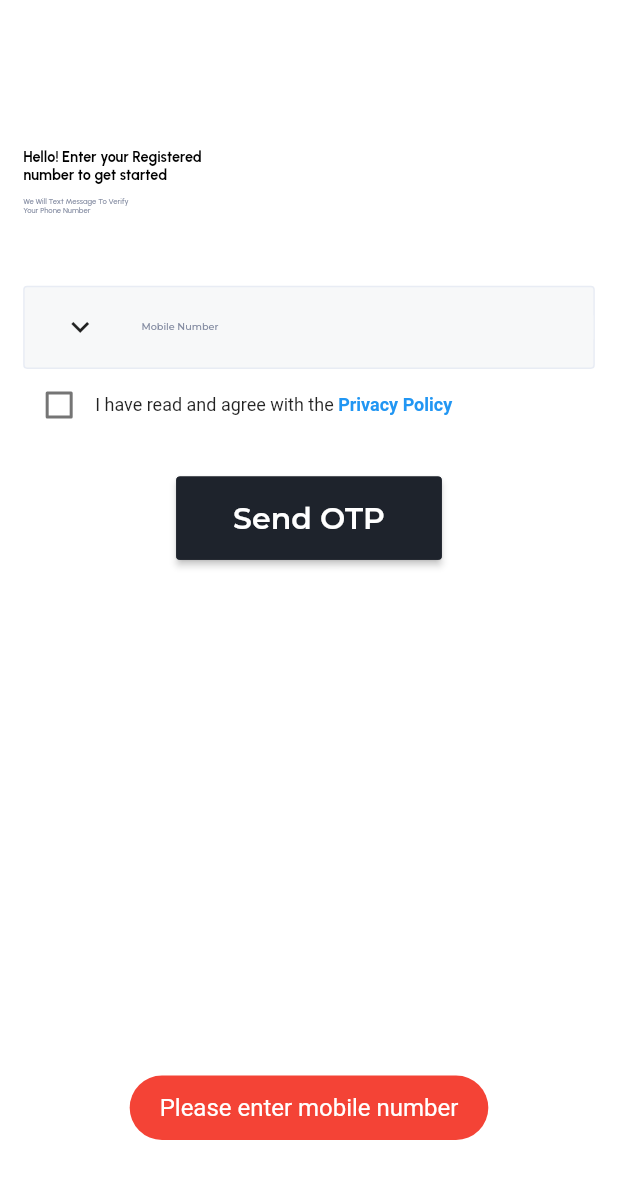
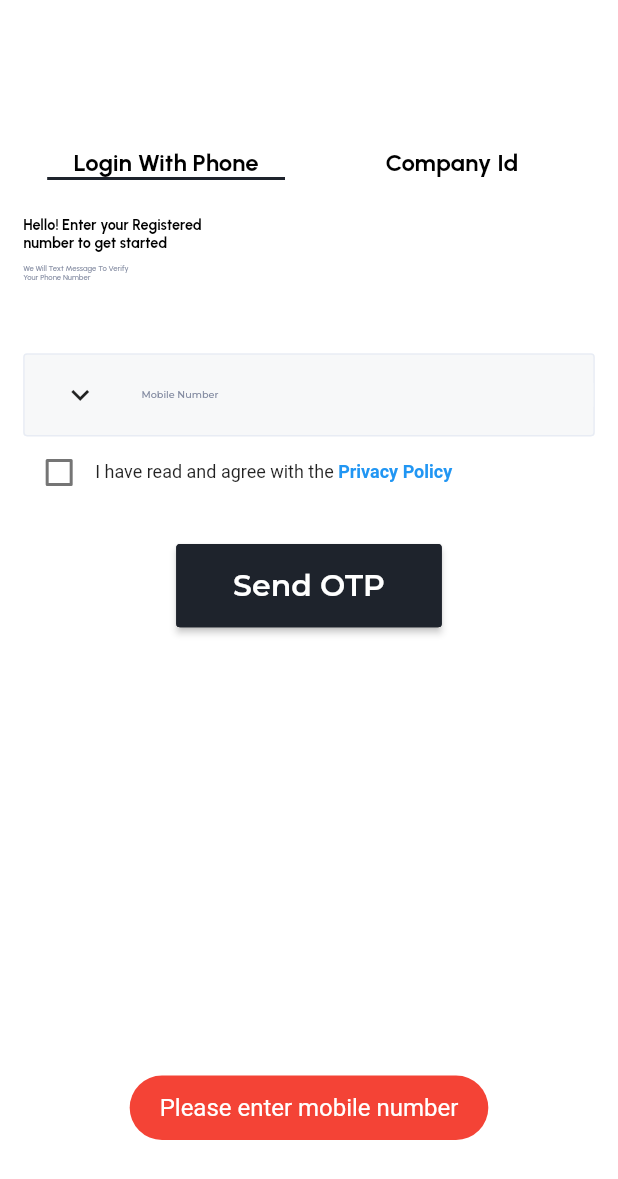
Before and after one commit to surixon/AiDefenderTablet, a Flutter app: the LoginView screen opened by its route, after a tap on "Send OTP", on a phone screen of 412 x 824 dp. Shown: the top 1179 px of the screen. Run offline on Flutter 3.47's test engine with Material 3 defaults, Android fonts, the phone set to English and light mode, and no system bars; drawn by our look-alikes of country_code_picker; our stand-ins replace cached_network_image, cloud_firestore, cloud_functions, device_info_plus, dio, easy_localization and 16 more; missing offline and left inert: cron, dart_ping_ios, lan_scanner, network_info_plus, network_tools, wifi_iot and 1 more; accounts and stored records are empty; project files that could hold a hidden picture were left out.

Commit message:
multi device login

```diff
--- a/assets/translations/en.json
+++ b/assets/translations/en.json
@@ -1,3 +1,7 @@
 {
-  "wifi": "WiFi"
+  "wifi": "WiFi",
+  "login_with": "Login With",
+  "login_with_phone": "Login With Phone",
+  "or": "or",
+  "company_id": "Company Id"
 }
--- a/lib/helpers/shared_pref.dart
+++ b/lib/helpers/shared_pref.dart
@@ -6,6 +6,7 @@ class SharedPref{
   static const dark="dark";
   static const light="light";
   static const isLoggedIn='isLoggedIn';
+  static const userId='userId';
   static const passwordLessEmail="passwordLessEmail";
   static const fcmToken="fcmToken";
   static const user="user";
--- a/lib/locator.dart
+++ b/lib/locator.dart
@@ -4,7 +4,6 @@ import 'package:ai_defender_tablet/provider/dashboard_provider.dart';
 import 'package:ai_defender_tablet/provider/download_app_provider.dart';
 import 'package:ai_defender_tablet/provider/login_provider.dart';
 import 'package:ai_defender_tablet/provider/otp_provider.dart';
-import 'package:ai_defender_tablet/provider/select_company_id_provider.dart';
 import 'package:ai_defender_tablet/provider/settings_provider.dart';
 import 'package:ai_defender_tablet/provider/wifi_provider.dart';
 import 'package:ai_defender_tablet/services/api_class.dart';
@@ -23,7 +22,6 @@ void setupLocator() {
   locator.registerFactory(() => SettingsProvider());
   locator.registerFactory(() => DownloadAppProvider());
   locator.registerFactory(() => AddLocationProvider());
-  locator.registerFactory(() => SelectCompanyIdProvider());
 
   locator.registerLazySingleton(() => Api());
   locator.registerLazySingleton<Dio>(() {
--- a/lib/main.dart
+++ b/lib/main.dart
@@ -4,6 +4,7 @@ import 'package:ai_defender_tablet/provider/loading_provider.dart';
 import 'package:ai_defender_tablet/provider/theme_provider.dart';
 import 'package:ai_defender_tablet/routes.dart';
 import 'package:ai_defender_tablet/theme/theme_color.dart';
+import 'package:cloud_functions/cloud_functions.dart';
 import 'package:dart_ping_ios/dart_ping_ios.dart';
 import 'package:easy_localization/easy_localization.dart';
 import 'package:firebase_core/firebase_core.dart';
@@ -32,12 +33,9 @@ Future<void> main() async {
   final appDocDirectory = await getApplicationDocumentsDirectory();
   await configureNetworkTools(appDocDirectory.path, enableDebugging: true);
 
-  if (Platform.isAndroid) {
+
     await Firebase.initializeApp(
         options: DefaultFirebaseOptions.currentPlatform);
-  } else {
-    await Firebase.initializeApp();
-  }
 
   await EasyLocalization.ensureInitialized();
   SharedPref.prefs = await SharedPreferences.getInstance();
--- a/lib/provider/select_company_id_provider.dart
+++ /dev/null
@@ -1,5 +0,0 @@
-import 'package:ai_defender_tablet/provider/base_provider.dart';
-
-class SelectCompanyIdProvider extends BaseProvider{
-
-}
--- a/lib/routes.dart
+++ b/lib/routes.dart
@@ -5,7 +5,6 @@ import 'package:ai_defender_tablet/view/dashboard_view.dart';
 import 'package:ai_defender_tablet/view/downalod_app_view.dart';
 import 'package:ai_defender_tablet/view/login_view.dart';
 import 'package:ai_defender_tablet/view/otp_view.dart';
-import 'package:ai_defender_tablet/view/select_company_id_view.dart';
 import 'package:ai_defender_tablet/view/settings_view.dart';
 import 'package:ai_defender_tablet/view/splash_view.dart';
 import 'package:ai_defender_tablet/view/wifi_view.dart';
@@ -84,13 +83,6 @@ final router = GoRouter(
       },
     ),
     GoRoute(
-      path: AppPaths.selectCompanyId,
-      name: AppPaths.selectCompanyId,
-      pageBuilder: (context, state) {
-        return const MaterialPage(child: SelectCompanyIdView());
-      },
-    ),
-    GoRoute(
       path: AppPaths.addLocationView,
       name: AppPaths.addLocationView,
       pageBuilder: (context, state) {
@@ -136,5 +128,4 @@ class AppPaths {
   static const bluetooth = '/bluetooth';
   static const addLocationView = '/addLocationView';
   static const locations = '/locations';
-  static const selectCompanyId = '/selectCompanyId';
 }
--- a/lib/services/api_class.dart
+++ b/lib/services/api_class.dart
@@ -65,13 +65,12 @@ class Api {
 
   Future<bool> sendEmail() async {
     try {
-
       dio.options.headers["Content-Type"] = ApiConstants.applicationJson;
       var response = await dio.post(ApiConstants.sendEmail, data: {
         'toEmail': 'hpsolver@gmail.com',
         'subject': 'Hello from Flutter!',
         'message': 'This is a plain text body',
-        'html': 'This is the HTML body',
+        'html': '<p><strong>John Doe</strong> asked: How do I reset my password?</p>',
       });
 
       if (response.statusCode == 200) {
--- a/lib/view/account_reinstate_view.dart
+++ b/lib/view/account_reinstate_view.dart
@@ -13,9 +13,9 @@ import 'base_view.dart';
 
 class AccountReInstateView extends StatefulWidget {
   final UserModel? model;
-  final String fcmToken;
 
-  const AccountReInstateView(this.model, this.fcmToken, {Key? key})
+
+  const AccountReInstateView(this.model, {Key? key})
       : super(key: key);
 
   @override
@@ -78,7 +78,7 @@ class AccountReInstateViewState extends State<AccountReInstateView> {
                                     title: 'Reinstate Account',
                                     onPressed: () async {
                                       await provider.navigateToHome(context,
-                                          widget.model!, widget.fcmToken);
+                                          widget.model!);
                                     },
                                     radius: 8.r,
                                   ),
--- a/lib/view/login_view.dart
+++ b/lib/view/login_view.dart
@@ -1,10 +1,12 @@
 import 'package:ai_defender_tablet/constants/colors_constants.dart';
+import 'package:ai_defender_tablet/constants/dimensions_constants.dart';
 import 'package:ai_defender_tablet/enums/viewstate.dart';
 import 'package:ai_defender_tablet/helpers/common_function.dart';
 import 'package:ai_defender_tablet/helpers/decoration.dart';
 import 'package:ai_defender_tablet/provider/login_provider.dart';
 import 'package:ai_defender_tablet/widgets/primary_button.dart';
 import 'package:country_code_picker/country_code_picker.dart';
+import 'package:easy_localization/easy_localization.dart';
 import 'package:flutter/gestures.dart';
 import 'package:flutter/material.dart';
 import 'package:flutter_screenutil/flutter_screenutil.dart';
@@ -24,6 +26,7 @@ class LoginView extends StatefulWidget {
 
 class LoginViewState extends State<LoginView> {
   final _phoneController = TextEditingController();
+  final _companyIdController = TextEditingController(text: "CsejjKrnY1dkKjxOMQ6rBGYkJvp1");
 
   @override
   Widget build(BuildContext context) {
@@ -32,124 +35,41 @@ class LoginViewState extends State<LoginView> {
               onTap: () {
                 KeyboardHelper.hideKeyboard(context);
               },
+              child: DefaultTabController(
+                length: 2,
                 child: Scaffold(
                   backgroundColor: kWhiteColor,
-                body: SingleChildScrollView(
+                  body: Padding(
                     padding:
                         EdgeInsets.symmetric(horizontal: 48.w, vertical: 100.h),
                     child: Column(
                       crossAxisAlignment: CrossAxisAlignment.start,
                       children: [
+                        TabBar(
+                          indicatorColor: Theme.of(context).primaryColor,
+                          indicatorPadding:
+                              const EdgeInsets.symmetric(horizontal: 16),
+                          tabs: [
                             Text(
-                        "Hello! Enter your Registered\nnumber to get started",
+                              "login_with_phone".tr(),
                               style: ViewDecoration.textStyleBoldUrbanist(
-                            kBlackColor, 30.sp),
+                                  kBlackColor, 16),
                             ),
-                      SizedBox(
-                        height: 8.h,
-                      ),
-                      Text(
-                        "We Will Text Message To Verify\nYour Phone Number",
-                        style: ViewDecoration.textStyleMediumUrbanist(
-                            kColor838BA1, 16.sp),
-                      ),
-                      SizedBox(
-                        height: 48.h,
-                      ),
-                      Container(
-                        height: 56.h,
-                        decoration: BoxDecoration(
-                            border: Border.all(color: kColorE8ECF4),
-                            borderRadius: BorderRadius.circular(8.r),
-                            color: kColorF7F8F9),
-                        child: Row(
-                          children: [
-                            CountryCodePicker(
-                              onChanged: (value) {
-                                if (value.dialCode != null) {
-                                  provider.dialCode = value.dialCode!;
-                                }
-                              },
-                              initialSelection: 'US',
-                              builder: (p0) {
-                                return Padding(
-                                  padding: const EdgeInsets.symmetric(
-                                    horizontal: 25,
-                                  ),
-                                  child: Row(
-                                    mainAxisAlignment: MainAxisAlignment.spaceBetween,
-                                    children: [
-
-                                      const Icon(Icons.keyboard_arrow_down),
-                                      SizedBox(width: 8.w,),
-
-                                      if (p0?.flagUri != null) Image.asset(
-                                        p0!.flagUri!,
-                                        package: 'country_code_picker',
-                                        width: 32,
-
-                                      ),
-
+                            Text("company_id".tr(),
+                                style: ViewDecoration.textStyleBoldUrbanist(
+                                    kBlackColor, 16))
                           ],
                         ),
-                                );
-                              },
-                              showCountryOnly: false,
-                              textStyle: ViewDecoration.textStyleMedium(
-                                  kBlackColor, 20.sp),
-                              showOnlyCountryWhenClosed: false,
-                              alignLeft: false,
+                        const SizedBox(
+                          height: 24,
                         ),
-
                         Expanded(
-                                child: TextFormField(
-                              controller: _phoneController,
-                              textInputAction: TextInputAction.done,
-                              keyboardType: TextInputType.phone,
-                              style: ViewDecoration.textStyleMedium(
-                                  kBlackColor, 20.sp),
-                              decoration: ViewDecoration
-                                  .textFiledDecorationWithoutBorder(
-                                      fillColor: kColorF7F8F9,
-                                      hintText: 'Mobile Number'),
-                            ))
+                            child: TabBarView(children: [
+                          loginWithPhone(provider),
+                          loginWithCompanyId(provider),
+                        ]))
                       ],
                     ),
-                      ),
-                      privacyPolicyWidget(provider),
-                      SizedBox(
-                        height: 24.h,
-                      ),
-                      Center(
-                          child: provider.state == ViewState.busy
-                              ? const CircularProgressIndicator()
-                              : PrimaryButton(
-                                  height: 56.h,
-                                  width: 550.w,
-                                  title: 'Send OTP',
-                                  onPressed: () async {
-                                    KeyboardHelper.hideKeyboard(context);
-                                    if (_phoneController.text.trim().isEmpty) {
-                                      ToastHelper.showErrorMessage(
-                                          'Please enter mobile number');
-                                    } else if (_phoneController.text
-                                            .trim()
-                                            .isNotEmpty &&
-                                        _phoneController.text.trim().length <
-                                            10) {
-                                      ToastHelper.showErrorMessage(
-                                          'Please enter valid mobile number');
-                                    } else if (!provider.isCheckedPolicy) {
-                                      ToastHelper.showErrorMessage(
-                                          'Please accept terms of privacy policy');
-                                    } else {
-                                      await provider.loginUser(
-                                          _phoneController.text.trim(),
-                                          context);
-                                    }
-                                  },
-                                  radius: 8.r))
-                    ],
                   ),
                 ),
               ),
@@ -189,4 +109,175 @@ class LoginViewState extends State<LoginView> {
       ],
     );
   }
+
+  loginWithPhone(LoginProvider provider) {
+    return SingleChildScrollView(
+      child: Column(
+        crossAxisAlignment: CrossAxisAlignment.start,
+        children: [
+          Text(
+            "Hello! Enter your Registered\nnumber to get started",
+            style: ViewDecoration.textStyleBoldUrbanist(kBlackColor, 30.sp),
+          ),
+          SizedBox(
+            height: 8.h,
+          ),
+          Text(
+            "We Will Text Message To Verify\nYour Phone Number",
+            style: ViewDecoration.textStyleMediumUrbanist(kColor838BA1, 16.sp),
+          ),
+          SizedBox(
+            height: 48.h,
+          ),
+          Container(
+            height: 56.h,
+            decoration: BoxDecoration(
+                border: Border.all(color: kColorE8ECF4),
+                borderRadius: BorderRadius.circular(8.r),
+                color: kColorF7F8F9),
+            child: Row(
+              children: [
+                CountryCodePicker(
+                  onChanged: (value) {
+                    if (value.dialCode != null) {
+                      provider.dialCode = value.dialCode!;
                     }
+                  },
+                  initialSelection: 'US',
+                  builder: (p0) {
+                    return Padding(
+                      padding: const EdgeInsets.symmetric(
+                        horizontal: 25,
+                      ),
+                      child: Row(
+                        mainAxisAlignment: MainAxisAlignment.spaceBetween,
+                        children: [
+                          const Icon(Icons.keyboard_arrow_down),
+                          SizedBox(
+                            width: 8.w,
+                          ),
+                          if (p0?.flagUri != null)
+                            Image.asset(
+                              p0!.flagUri!,
+                              package: 'country_code_picker',
+                              width: 32,
+                            ),
+                        ],
+                      ),
+                    );
+                  },
+                  showCountryOnly: false,
+                  textStyle: ViewDecoration.textStyleMedium(kBlackColor, 20.sp),
+                  showOnlyCountryWhenClosed: false,
+                  alignLeft: false,
+                ),
+                Expanded(
+                    child: TextFormField(
+                  controller: _phoneController,
+                  textInputAction: TextInputAction.done,
+                  keyboardType: TextInputType.phone,
+                  style: ViewDecoration.textStyleMedium(kBlackColor, 20.sp),
+                  decoration: ViewDecoration.textFiledDecorationWithoutBorder(
+                      fillColor: kColorF7F8F9, hintText: 'Mobile Number'),
+                ))
+              ],
+            ),
+          ),
+          privacyPolicyWidget(provider),
+          SizedBox(
+            height: 24.h,
+          ),
+          Center(
+              child: provider.state == ViewState.busy
+                  ? const CircularProgressIndicator()
+                  : PrimaryButton(
+                      height: 56.h,
+                      width: 550.w,
+                      title: 'Send OTP',
+                      onPressed: () async {
+                        KeyboardHelper.hideKeyboard(context);
+                        if (_phoneController.text.trim().isEmpty) {
+                          ToastHelper.showErrorMessage(
+                              'Please enter mobile number');
+                        } else if (_phoneController.text.trim().isNotEmpty &&
+                            _phoneController.text.trim().length < 10) {
+                          ToastHelper.showErrorMessage(
+                              'Please enter valid mobile number');
+                        } else if (!provider.isCheckedPolicy) {
+                          ToastHelper.showErrorMessage(
+                              'Please accept terms of privacy policy');
+                        } else {
+                          await provider.loginUser(
+                              _phoneController.text.trim(), context);
+                        }
+                      },
+                      radius: 8.r))
+        ],
+      ),
+    );
+  }
+
+  loginWithCompanyId(LoginProvider provider) {
+    return SingleChildScrollView(
+      child: Column(
+        crossAxisAlignment: CrossAxisAlignment.start,
+        children: [
+          Text(
+            "Hello! Enter your Company ID\nto get started",
+            style: ViewDecoration.textStyleBoldUrbanist(kBlackColor, 30.sp),
+          ),
+          SizedBox(
+            height: 48.h,
+          ),
+          Container(
+            height: 56.h,
+            padding: const EdgeInsets.symmetric(horizontal: 8),
+            decoration: BoxDecoration(
+                border: Border.all(color: kColorE8ECF4),
+                borderRadius: BorderRadius.circular(8.r),
+                color: kColorF7F8F9),
+            child: Row(
+              children: [
+
+                Expanded(
+                    child: TextFormField(
+                  controller: _companyIdController,
+                  textInputAction: TextInputAction.done,
+                  keyboardType: TextInputType.text,
+                  style: ViewDecoration.textStyleMedium(kBlackColor, 20.sp),
+                  decoration: ViewDecoration.textFiledDecorationWithoutBorder(
+                      fillColor: kColorF7F8F9, hintText: 'company_id'.tr()),
+                ))
+              ],
+            ),
+          ),
+          privacyPolicyWidget(provider),
+          SizedBox(
+            height: 24.h,
+          ),
+          Center(
+              child: provider.loginLoader
+                  ? const CircularProgressIndicator()
+                  : PrimaryButton(
+                      height: 56.h,
+                      width: 550.w,
+                      title: 'Login',
+                      onPressed: () async {
+                        KeyboardHelper.hideKeyboard(context);
+                        if (_companyIdController.text.trim().isEmpty) {
+                          ToastHelper.showErrorMessage(
+                              'Please enter Company Id');
+                        } else if (!provider.isCheckedPolicy) {
+                          ToastHelper.showErrorMessage(
+                              'Please accept terms of privacy policy');
+                        } else {
+                          await provider.loginWithCompanyId(
+                              _companyIdController.text.trim(), context);
+                        }
+                      },
+                      radius: 8.r))
+        ],
+      ),
+    );
+  }
+}
--- a/pubspec.yaml
+++ b/pubspec.yaml
@@ -70,6 +70,7 @@ dependencies:
   permission_handler:
   device_info_plus: ^11.2.0
   internet_connection_checker:
+  cloud_functions: ^5.4.0
 
 
 
```
Also changed, not shown: lib/provider/account_reinstate_provider.dart (+7 -4 lines), lib/provider/dashboard_provider.dart (+27 -1 lines), lib/provider/login_provider.dart (+48 -5 lines), lib/provider/otp_provider.dart (+7 -7 lines), lib/view/login_with_view.dart (deleted, +0 -11 lines), lib/view/select_company_id_view.dart (deleted, +0 -13 lines), firebase.json, lib/firebase_options.dart, pubspec.lock, 10 other files. Lines whose indentation alone changed are shown as unchanged.
